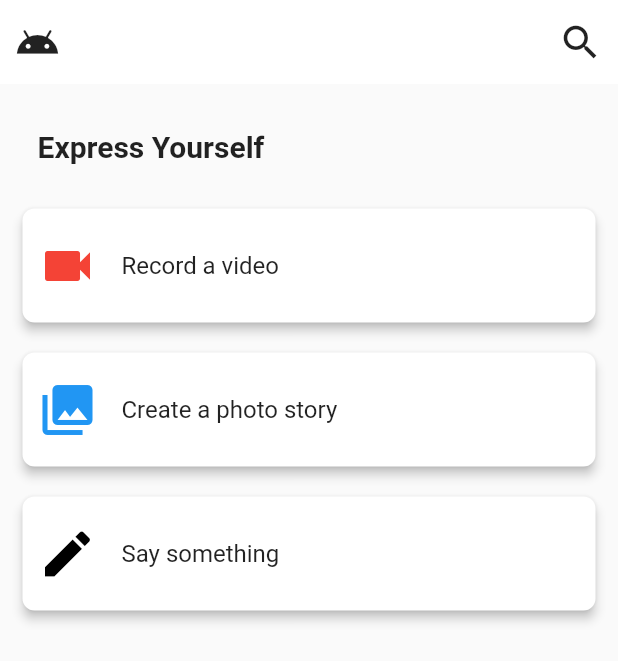
After one commit to Anurag845/Social-Media-Frontend, a Flutter app: the ExpressList screen opened by its route, on a phone screen of 412 x 824 dp. The commit adds this screen. Shown: the top 661 px of the screen. Run offline on Flutter 3.47's test engine with Material 2 defaults, Android fonts, the phone set to English and light mode, and no system bars; drawn by our look-alikes of overlay_support; our stand-ins replace bubble, cached_network_image, camera, carousel_slider, file, file_picker and 23 more; missing offline and left inert: admob_flutter, flutter_ffmpeg, flutter_ijkplayer, flutter_sound, photofilters, pinch_zoom_image_updated and 3 more; accounts and stored records are empty.

Commit message:
express list page

```diff
--- a/lib/pages/CreateProfile.dart
+++ b/lib/pages/CreateProfile.dart
@@ -300,7 +300,9 @@ import 'package:flutter/material.dart';
 import 'package:fluttertoast/fluttertoast.dart';
 import 'package:intl/intl.dart';
 import 'package:navras/models/GoogleUserModel.dart';
+import 'package:navras/pages/ExpressList.dart';
 import 'package:navras/providers/AuthProvider.dart';
+import 'package:navras/utils/Constants.dart';
 import 'package:provider/provider.dart';
 
 class CreateProfile extends StatefulWidget {
@@ -407,10 +409,12 @@ class _CreateProfileState extends State<CreateProfile> {
                               hintText: "Username"
                             ),
                             validator: (value) {
-                              if(value.isEmpty)
+                              if(value.isEmpty) {
                                 return "Please enter username";
-                              else
+                              }
+                              else {
                                 return null;
+                              }
                             },
                           ),
                         )
@@ -486,7 +490,7 @@ class _CreateProfileState extends State<CreateProfile> {
                           width: MediaQuery.of(context).size.width/3-8,
                           padding: EdgeInsets.fromLTRB(5, 0, 5, 0),
                           child: Text(
-                            "Gender",
+                            "I am a",
                             overflow: TextOverflow.fade,
                             style: TextStyle(fontSize: 16, fontWeight: FontWeight.bold),
                             textAlign: TextAlign.left,
@@ -692,10 +696,19 @@ class _CreateProfileState extends State<CreateProfile> {
                         borderRadius: new BorderRadius.circular(30.0),
                       ),
                       color: Colors.purple,
-                      //minWidth: MediaQuery.of(context).size.width,
                       onPressed: () {
                         if(_formKey.currentState.validate()) {
-                          Fluttertoast.showToast(msg: "Form validated " + _usernameController.text);
+                          if(_genderValue == null) {
+                            Fluttertoast.showToast(msg: "Please select gender");
+                          }
+                          else {
+
+                            //proceed further
+
+                            Navigator.of(context).pushNamed(
+                              Constants.ExpressListPageRoute
+                            );
+                          }
                         }
                       },
                       child: Padding(
--- /dev/null
+++ b/lib/pages/ExpressList.dart
@@ -0,0 +1,82 @@
+import 'package:flutter/material.dart';
+import 'package:navras/customAppBars/HomeAppBar.dart';
+
+class ExpressList extends StatefulWidget {
+  @override
+  _ExpressListState createState() => _ExpressListState();
+}
+
+class _ExpressListState extends State<ExpressList> {
+
+  @override
+  Widget build(BuildContext context) {
+    return Scaffold(
+      appBar: HomeAppBar(),
+      body: ListView(
+        scrollDirection: Axis.vertical,
+        padding: EdgeInsets.all(10),
+        children: <Widget>[
+          Container(
+            margin: EdgeInsets.fromLTRB(5, 10, 5, 10),
+            padding: EdgeInsets.all(10),
+            child: Text(
+              "Express Yourself",
+              style: TextStyle(fontSize: 20, fontWeight: FontWeight.bold),
+            ),
+          ),
+          Card(
+            color: Colors.white,
+            elevation: 3.0,
+            shape: RoundedRectangleBorder(
+              borderRadius: BorderRadius.circular(8.0)
+            ),
+            margin: EdgeInsets.fromLTRB(5, 10, 5, 10),
+            child: ListTile(
+              contentPadding: EdgeInsets.all(10),
+              leading: Icon(
+                Icons.videocam,
+                color: Colors.red,
+                size: 40,
+              ),
+              title: Text("Record a video"),
+            ),
+          ),
+          Card(
+            color: Colors.white,
+            elevation: 3.0,
+            shape: RoundedRectangleBorder(
+              borderRadius: BorderRadius.circular(8.0)
+            ),
+            margin: EdgeInsets.fromLTRB(5, 10, 5, 10),
+            child: ListTile(
+              contentPadding: EdgeInsets.all(10),
+              leading: Icon(
+                Icons.photo_library,
+                color: Colors.blue,
+                size: 40,
+              ),
+              title: Text("Create a photo story"),
+            ),
+          ),
+          Card(
+            color: Colors.white,
+            elevation: 3.0,
+            shape: RoundedRectangleBorder(
+              borderRadius: BorderRadius.circular(8.0)
+            ),
+            margin: EdgeInsets.fromLTRB(5, 10, 5, 10),
+            child: ListTile(
+              contentPadding: EdgeInsets.all(10),
+              leading: Icon(
+                Icons.edit,
+                color: Colors.black,
+                size: 40,
+              ),
+              title: Text("Say something"),
+            ),
+          )
+        ],
+      )
+    );
+  }
+}
--- a/lib/pages/SignInWithGoogle.dart
+++ b/lib/pages/SignInWithGoogle.dart
@@ -59,6 +59,8 @@ class _SignInWithGoogleState extends State<SignInWithGoogle> {
               Navigator.of(context).pushReplacement(
                 MaterialPageRoute(builder: (context) => CreateProfile())
               );
+
+              //if email exists in db move to login screen
             }
           ),
         )
--- a/lib/utils/Constants.dart
+++ b/lib/utils/Constants.dart
@@ -19,6 +19,7 @@ class Constants {
 
   static const GoogleSignInPageRoute = 'googlesignin';
   static const CreateProfilePageRoute = 'createprofile';
+  static const ExpressListPageRoute = 'expresslist';
   static const HomePageRoute = 'home';
   static const PostsPageRoute = 'landingpage';
   static const AllGroupsPageRoute = 'allgroups';
--- a/lib/utils/Router.dart
+++ b/lib/utils/Router.dart
@@ -2,6 +2,7 @@ import 'package:flutter/material.dart';
 import 'package:navras/pages/CaptureTalentVideo.dart';
 import 'package:navras/pages/CreatePost.dart';
 import 'package:navras/pages/CreateProfile.dart';
+import 'package:navras/pages/ExpressList.dart';
 import 'package:navras/pages/Home.dart';
 import 'package:navras/pages/Location.dart';
 import 'package:navras/pages/LoginPage.dart';
@@ -23,6 +24,8 @@ Route<dynamic> generateRoute(RouteSettings settings) {
       return MaterialPageRoute(builder: (context) => SignInWithGoogle());
     case Constants.CreateProfilePageRoute:
       return MaterialPageRoute(builder: (context) => CreateProfile());
+    case Constants.ExpressListPageRoute:
+      return MaterialPageRoute(builder: (context) => ExpressList());
     case Constants.HomePageRoute:
       return MaterialPageRoute(builder: (context) => Home());
     case Constants.SplashScreenRoute:
```
